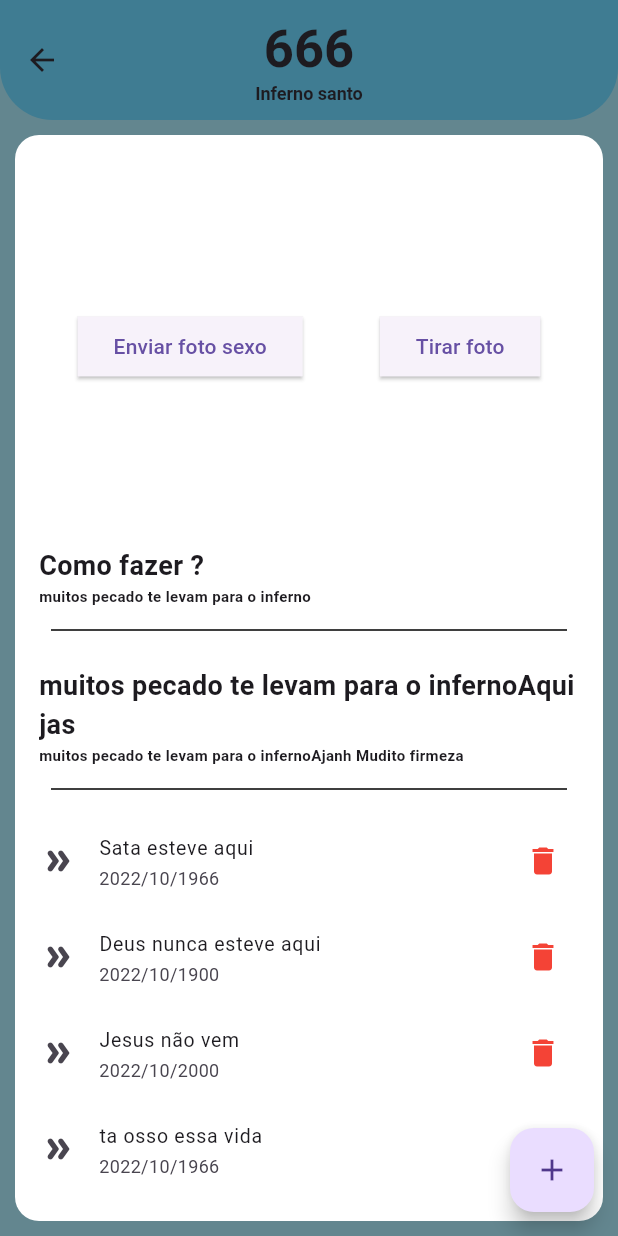
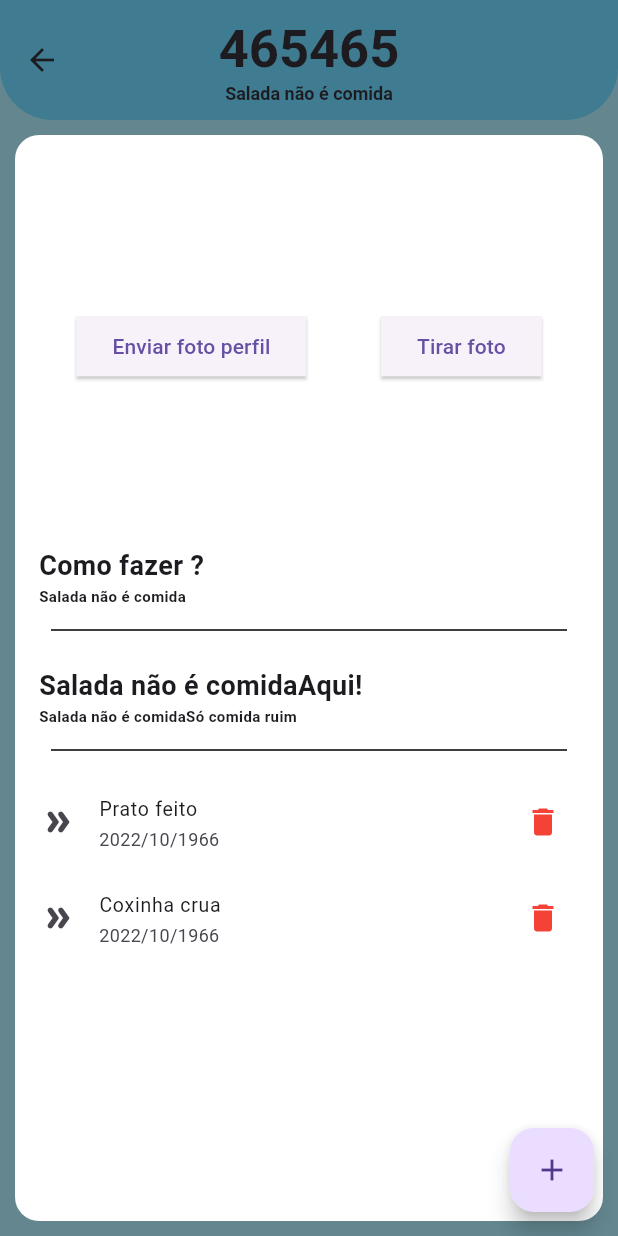
Before and after one commit to timelilas/Vida_leve, a Flutter app: the Login screen opened directly, on a phone screen of 412 x 824 dp. Run offline on Flutter 3.47's test engine with Material 3 defaults, Android fonts, the phone set to English and light mode, and no system bars.

Commit message:
ajuste telas

```diff
--- a/frontend/lib/telas/autenticacao_tela.dart
+++ b/frontend/lib/telas/autenticacao_tela.dart
@@ -31,8 +31,8 @@ class _AutenticacaoState extends State<Autenticacao> {
                     begin: Alignment.topCenter,
                     end: Alignment.bottomCenter,
                     colors: [
-                  CoresApp.azulBaixoGradiente,
-                  CoresApp.azulEscuro
+                  Color(0xFFEFF0F6),
+                  Color(0xFFEFF0F6),
                 ])),
           ),
           Padding(
@@ -46,16 +46,25 @@ class _AutenticacaoState extends State<Autenticacao> {
                     crossAxisAlignment: CrossAxisAlignment.stretch,
                     children: [
                       Image.asset(
-                        "assets/mamon.png",
-                        height: 128,
+                        "assets/logo.png",
+                        height: 200,
                       ),
                       const Text(
-                        "Porra! Blaid",
+                        "Boas vindas!",
                         textAlign: TextAlign.center,
                         style: TextStyle(
-                          fontSize: 48,
+                          fontSize: 40,
                           fontWeight: FontWeight.bold,
-                          color: Colors.white,
+                          color: Color(0xFF4E4B66),
+                        ),
+                      ),
+                      const Text(
+                        "Cadastre-se para continuar",
+                        textAlign: TextAlign.center,
+                        style: TextStyle(
+                          fontSize: 30,
+                          fontWeight: FontWeight.bold,
+                          color: Color(0xFF4E4B66),
                         ),
                       ),
                       const SizedBox(
--- a/frontend/lib/telas/login.dart
+++ b/frontend/lib/telas/login.dart
@@ -12,109 +12,15 @@ class Login extends StatefulWidget {
 
 class _MyWidgetState extends State<Login> {
   final LoginPage loginPage = LoginPage(
-      id: "666",
-      name: "Inferno santo",
-      comoFazer: "muitos pecado te levam para o inferno");
+      id: "465465",
+      name: "Salada não é comida",
+      comoFazer: "Salada não é comida");
 
   final List<MensagemEnviada> ListaMensagemEnviada = [
     MensagemEnviada(
-        id: "123456",
-        tipomensagem: "Sata esteve aqui",
-        dataenvio: "2022/10/1966"),
+        id: "123456", tipomensagem: "Prato feito", dataenvio: "2022/10/1966"),
     MensagemEnviada(
-        id: "123456",
-        tipomensagem: "Deus nunca esteve aqui",
-        dataenvio: "2022/10/1900"),
-    MensagemEnviada(
-        id: "123456", tipomensagem: "Jesus não vem", dataenvio: "2022/10/2000"),
-    MensagemEnviada(
-        id: "123456",
-        tipomensagem: "ta osso essa vida",
-        dataenvio: "2022/10/1966"),
-    MensagemEnviada(
-        id: "123456",
-        tipomensagem: "Sata esteve aqui",
-        dataenvio: "2022/10/1966"),
-    MensagemEnviada(
-        id: "123456",
-        tipomensagem: "Deus nunca esteve aqui",
-        dataenvio: "2022/10/1900"),
-    MensagemEnviada(
-        id: "123456", tipomensagem: "Jesus não vem", dataenvio: "2022/10/2000"),
-    MensagemEnviada(
-        id: "123456",
-        tipomensagem: "ta osso essa vida",
-        dataenvio: "2022/10/1966"),
-    MensagemEnviada(
-        id: "123456",
-        tipomensagem: "Sata esteve aqui",
-        dataenvio: "2022/10/1966"),
-    MensagemEnviada(
-        id: "123456",
-        tipomensagem: "Deus nunca esteve aqui",
-        dataenvio: "2022/10/1900"),
-    MensagemEnviada(
-        id: "123456", tipomensagem: "Jesus não vem", dataenvio: "2022/10/2000"),
-    MensagemEnviada(
-        id: "123456",
-        tipomensagem: "ta osso essa vida",
-        dataenvio: "2022/10/1966"),
-    MensagemEnviada(
-        id: "123456",
-        tipomensagem: "Sata esteve aqui",
-        dataenvio: "2022/10/1966"),
-    MensagemEnviada(
-        id: "123456",
-        tipomensagem: "Deus nunca esteve aqui",
-        dataenvio: "2022/10/1900"),
-    MensagemEnviada(
-        id: "123456", tipomensagem: "Jesus não vem", dataenvio: "2022/10/2000"),
-    MensagemEnviada(
-        id: "123456",
-        tipomensagem: "ta osso essa vida",
-        dataenvio: "2022/10/1966"),
-    MensagemEnviada(
-        id: "123456",
-        tipomensagem: "Sata esteve aqui",
-        dataenvio: "2022/10/1966"),
-    MensagemEnviada(
-        id: "123456",
-        tipomensagem: "Deus nunca esteve aqui",
-        dataenvio: "2022/10/1900"),
-    MensagemEnviada(
-        id: "123456", tipomensagem: "Jesus não vem", dataenvio: "2022/10/2000"),
-    MensagemEnviada(
-        id: "123456",
-        tipomensagem: "ta osso essa vida",
-        dataenvio: "2022/10/1966"),
-    MensagemEnviada(
-        id: "123456",
-        tipomensagem: "Sata esteve aqui",
-        dataenvio: "2022/10/1966"),
-    MensagemEnviada(
-        id: "123456",
-        tipomensagem: "Deus nunca esteve aqui",
-        dataenvio: "2022/10/1900"),
-    MensagemEnviada(
-        id: "123456", tipomensagem: "Jesus não vem", dataenvio: "2022/10/2000"),
-    MensagemEnviada(
-        id: "123456",
-        tipomensagem: "ta osso essa vida",
-        dataenvio: "2022/10/1966"),
-    MensagemEnviada(
-        id: "123456",
-        tipomensagem: "Sata esteve aqui",
-        dataenvio: "2022/10/1966"),
-    MensagemEnviada(
-        id: "123456",
-        tipomensagem: "Deus nunca esteve aqui",
-        dataenvio: "2022/10/1900"),
-    MensagemEnviada(
-        id: "123456", tipomensagem: "Jesus não vem", dataenvio: "2022/10/2000"),
-    MensagemEnviada(
-        id: "123456",
-        tipomensagem: "ta osso essa vida",
-        dataenvio: "2022/10/1966"),
+        id: "123456", tipomensagem: "Coxinha crua", dataenvio: "2022/10/1966"),
   ];
 
   @override
@@ -163,7 +69,7 @@ class _MyWidgetState extends State<Login> {
                 children: [
                   ElevatedButton(
                     onPressed: () {},
-                    child: Text("Enviar foto sexo"),
+                    child: Text("Enviar foto perfil"),
                     style: ElevatedButton.styleFrom(
                       shape: const RoundedRectangleBorder(
                           borderRadius: BorderRadius.zero),
@@ -195,11 +101,11 @@ class _MyWidgetState extends State<Login> {
             ),
             const SizedBox(height: 8),
             Text(
-              "${loginPage.comoFazer}Aqui jas",
+              "${loginPage.comoFazer}Aqui!",
               style: const TextStyle(fontWeight: FontWeight.bold, fontSize: 18),
             ),
             Text(
-              "${loginPage.comoFazer}Ajanh Mudito firmeza",
+              "${loginPage.comoFazer}Só comida ruim",
               style: const TextStyle(fontWeight: FontWeight.bold, fontSize: 10),
             ),
             const Padding(
```
Also changed, not shown: frontend/assets/logo.png (added), frontend/assets/mamon.png (deleted).
